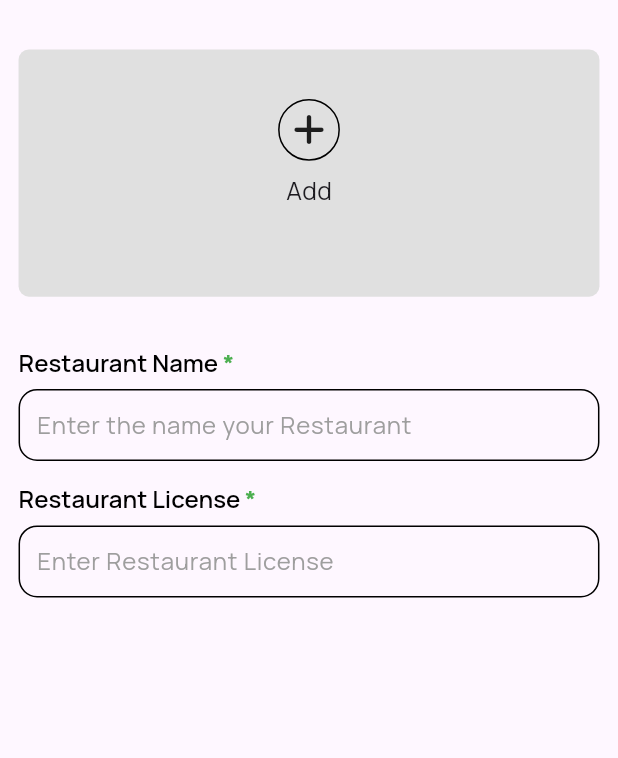
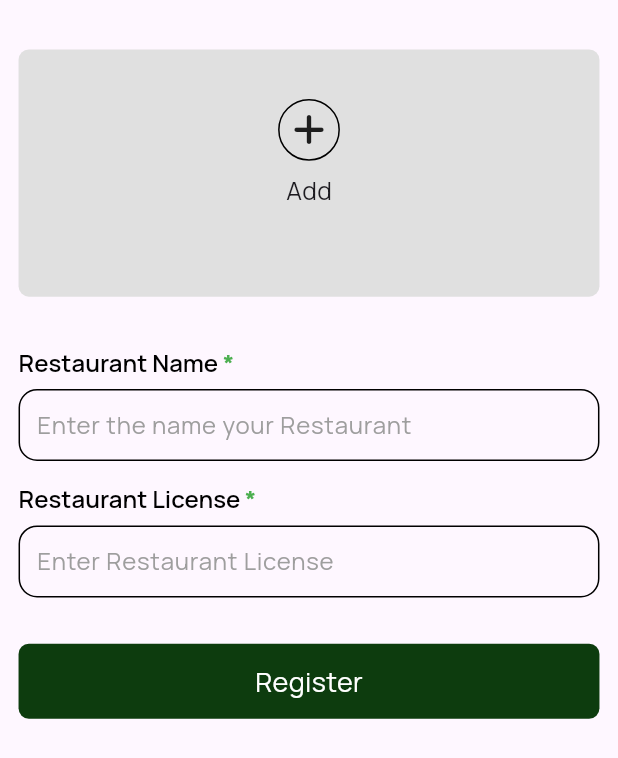
Before and after one commit to Meealley/app_restaurant, a Flutter app: the RestaurantRegistrationScreen widget shown alone on an empty page, opened directly, on a phone screen of 412 x 824 dp. Shown: the top 758 px of the screen. Run offline on Flutter 3.47's test engine with Material 3 defaults, Android fonts, the light colour scheme and no system bars; our stand-ins replace carousel_slider, cloud_firestore, country_picker, firebase_auth, firebase_core, firebase_storage and 6 more; accounts and stored records are empty.

Commit message:
added little validations for the restaurant registration form

```diff
--- a/lib/view/registrationscreen/restaurant_reg_screen.dart
+++ b/lib/view/registrationscreen/restaurant_reg_screen.dart
@@ -22,6 +22,18 @@ class _RestaurantRegistrationScreenState
   final TextEditingController _restaurantNameController =
       TextEditingController();
   final CarouselController _carouselController = CarouselController();
+  bool isRegisteredPressed = false;
+
+  @override
+  void initState() {
+    // TODO: implement initState
+    super.initState();
+    WidgetsBinding.instance.addPostFrameCallback((_) {
+      setState(() {
+        isRegisteredPressed = false;
+      });
+    });
+  }
 
   @override
   Widget build(BuildContext context) {
@@ -37,6 +49,20 @@ class _RestaurantRegistrationScreenState
 
         log("Clicked on the Images container");
       },
+      onRegisterTapped: () {
+        if (_restaurantNameController.text.isEmpty ||
+            _restaurantLicensceController.text.isEmpty) {
+          setState(() {
+            isRegisteredPressed = false;
+          });
+        } else {
+          setState(() {
+            isRegisteredPressed = true;
+          });
+        }
+        log("registerTapped button clicked");
+      },
+      isRegisterPressed: isRegisteredPressed,
       restaurantLicenseController: _restaurantLicensceController,
       restaurantNameController: _restaurantNameController,
       carouselController: _carouselController,
--- a/lib/view/registrationscreen/widgets/restaurant_reg_widgets.dart
+++ b/lib/view/registrationscreen/widgets/restaurant_reg_widgets.dart
@@ -5,6 +5,7 @@ import 'package:flutter/material.dart';
 import 'package:flutter/widgets.dart';
 import 'package:font_awesome_flutter/font_awesome_flutter.dart';
 import 'package:kfc_restaurant/controller/provider/restaurant_register_provider.dart';
+import 'package:kfc_restaurant/utils/custom_button.dart';
 import 'package:kfc_restaurant/utils/custom_textfield.dart';
 import 'package:provider/provider.dart';
 import 'package:sizer/sizer.dart';
@@ -13,6 +14,9 @@ class RestaurantRegistrationWidget extends StatelessWidget {
   final TextEditingController restaurantNameController;
   final TextEditingController restaurantLicenseController;
   final VoidCallback onTapped;
+  final VoidCallback onRegisterTapped;
+  final bool isRegisterPressed;
+
   final CarouselController carouselController;
 
   const RestaurantRegistrationWidget({
@@ -21,6 +25,8 @@ class RestaurantRegistrationWidget extends StatelessWidget {
     required this.restaurantLicenseController,
     required this.onTapped,
     required this.carouselController,
+    required this.onRegisterTapped,
+    required this.isRegisterPressed,
   });
 
   @override
@@ -137,6 +143,35 @@ class RestaurantRegistrationWidget extends StatelessWidget {
           SizedBox(
             height: 2.h,
           ),
+          GestureDetector(
+            onTap: onRegisterTapped,
+            child: Container(
+              width: double.infinity,
+              height: 50,
+              decoration: BoxDecoration(
+                color: const Color.fromARGB(255, 13, 60, 14),
+                borderRadius: BorderRadius.circular(5.sp),
+              ),
+              child: isRegisterPressed
+                  ? const Center(
+                      child: SizedBox(
+                        height: 20,
+                        width: 20,
+                        child: CircularProgressIndicator(
+                          color: Colors.white,
+                        ),
+                      ),
+                    )
+                  : const Center(
+                      child: Text(
+                      "Register",
+                      style: TextStyle(
+                        color: Colors.white,
+                        fontSize: 18,
+                      ),
+                    )),
+            ),
+          ),
         ],
       ),
     );
--- a/pubspec.yaml
+++ b/pubspec.yaml
@@ -50,6 +50,7 @@ dependencies:
   firebase_storage: ^11.7.4
   cloud_firestore: ^4.17.3
   carousel_slider: ^4.2.1
+  geolocator: ^11.0.0
 
 dev_dependencies:
   flutter_test:
```
Also changed, not shown: lib/view/authscreens/login_screen.dart (+8 -3 lines), pubspec.lock, 4 other files.
